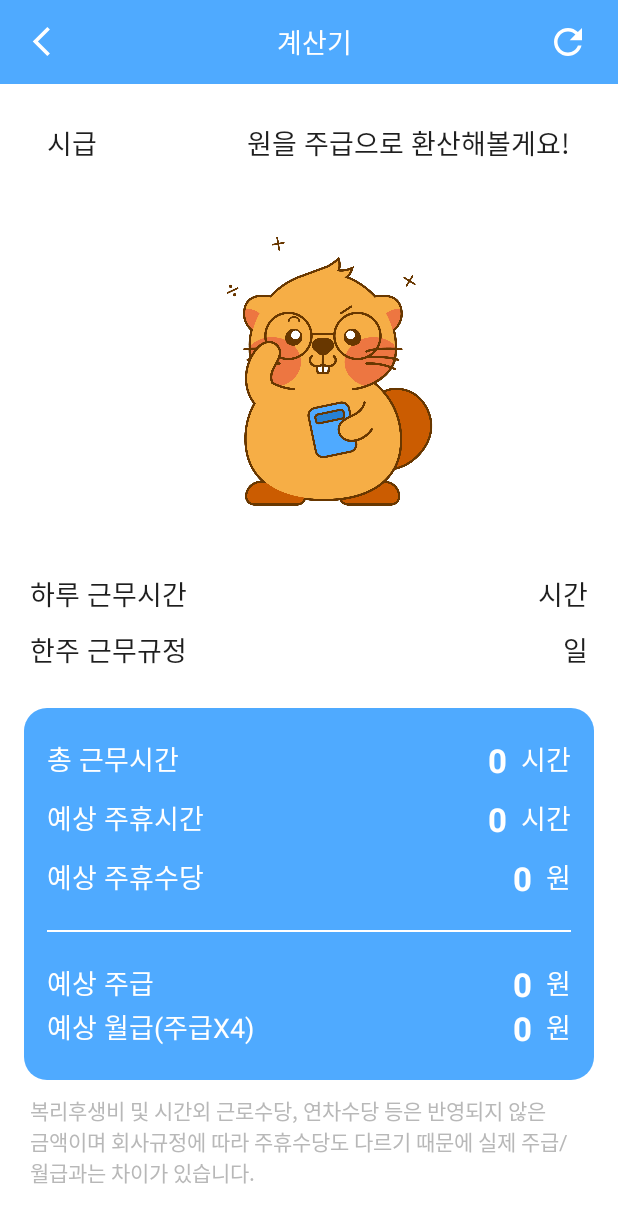
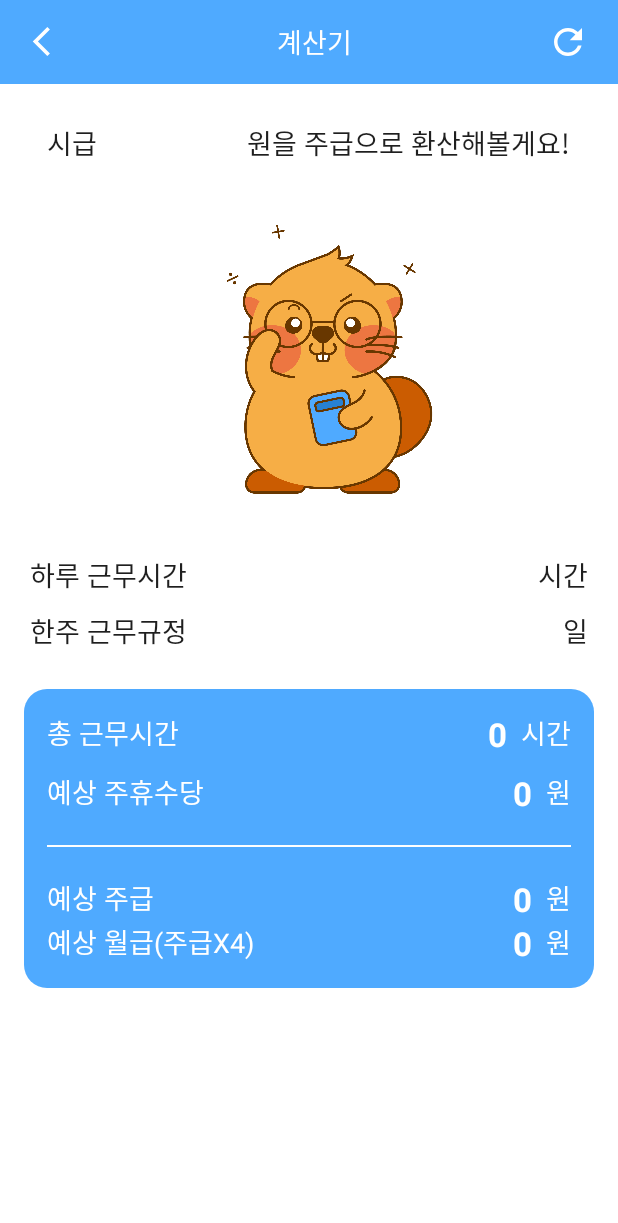
Before and after one commit to y3l512/GURUTest, an Android app: the Calculator screen opened directly, with no data from a screen before it, on a phone screen of 412 x 824 dp. Shown: the top 1223 px of the screen. Run offline under Robolectric (Android 15) with nearby library versions, the phone set to English and light mode, and no system bars.

Commit message:
계산 결과화면 수정 주휴 시간 삭제

```diff
--- a/app/src/main/res/layout/calculator.xml
+++ b/app/src/main/res/layout/calculator.xml
@@ -96,7 +96,7 @@
         android:id="@+id/imageView2"
         android:layout_width="170dp"
         android:layout_height="190dp"
-        android:layout_marginTop="43dp"
+        android:layout_marginTop="35dp"
         app:layout_constraintEnd_toEndOf="parent"
         app:layout_constraintHorizontal_bias="0.556"
         app:layout_constraintStart_toStartOf="parent"
@@ -109,7 +109,7 @@
         android:layout_height="wrap_content"
         android:layout_marginEnd="20dp"
         android:layout_marginStart="20dp"
-        android:layout_marginTop="40dp"
+        android:layout_marginTop="35dp"
         android:orientation="horizontal"
         app:layout_constraintEnd_toEndOf="parent"
         app:layout_constraintStart_toStartOf="parent"
@@ -205,8 +205,9 @@
         android:layout_width="380dp"
         android:layout_height="wrap_content"
         android:layout_marginTop="25dp"
-        android:paddingTop="20dp"
-        android:paddingBottom="20dp"
+        android:layout_marginBottom="50dp"
+        android:paddingTop="15dp"
+        android:paddingBottom="15dp"
         android:background="@drawable/calculator_result"
         android:orientation="vertical"
         android:paddingRight="15dp"
@@ -257,48 +258,6 @@
 
         </LinearLayout>
 
-
-        <LinearLayout
-            android:layout_width="wrap_content"
-            android:layout_height="wrap_content"
-            android:layout_marginTop="10dp">
-
-            <TextView
-                android:id="@+id/textView14"
-                android:layout_width="wrap_content"
-                android:layout_height="wrap_content"
-                android:layout_gravity="left"
-                android:text="예상 주휴시간"
-                android:textColor="@color/white"
-                android:textSize="18dp" />
-
-            <View
-                android:layout_width="0dp"
-                android:layout_height="0dp"
-                android:layout_weight="1" />
-
-            //예상 주휴시간
-            <TextView
-                android:id="@+id/holidayworktime"
-                android:layout_width="wrap_content"
-                android:layout_height="wrap_content"
-                android:layout_gravity="left"
-                android:text="0"
-                android:textColor="@color/white"
-                android:textSize="22dp"
-                android:textStyle="bold" />
-
-
-            <TextView
-                android:id="@+id/textView16"
-                android:layout_width="wrap_content"
-                android:layout_height="wrap_content"
-                android:layout_gravity="left"
-                android:text="  시간"
-                android:textColor="@color/white"
-                android:textSize="18dp" />
-
-        </LinearLayout>
 
         <LinearLayout
             android:layout_width="wrap_content"
@@ -433,23 +392,24 @@
 
     </LinearLayout>
 
-    //설명
-    <TextView
-        android:layout_width="match_parent"
+    <LinearLayout
+        android:layout_width="wrap_content"
         android:layout_height="wrap_content"
-        android:layout_marginEnd="20dp"
-        android:layout_marginStart="20dp"
-        android:layout_marginTop="10dp"
-        android:text="복리후생비 및 시간외 근로수당, 연차수당 등은 반영되지 않은
-    금액이며 회사규정에 따라 주휴수당도 다르기 때문에 실제 주급/
-    월급과는 차이가 있습니다."
-        android:textColor="#B8B8B8"
         app:layout_constraintEnd_toEndOf="parent"
         app:layout_constraintStart_toStartOf="parent"
-        app:layout_constraintTop_toBottomOf="@+id/linearLayout8" />
+        app:layout_constraintTop_toBottomOf="@+id/linearLayout8"
+        >
+
+        <View
+            android:layout_width="0dp"
+            android:layout_height="0dp"
+            android:layout_weight="1" />
+
+    </LinearLayout>
 
 
 
+    //설명
 
 
 </androidx.constraintlayout.widget.ConstraintLayout>
--- a/app/src/main/res/layout/calculator2.xml
+++ b/app/src/main/res/layout/calculator2.xml
@@ -83,7 +83,7 @@
         android:id="@+id/imageView2"
         android:layout_width="170dp"
         android:layout_height="190dp"
-        android:layout_marginTop="43dp"
+        android:layout_marginTop="35dp"
         app:layout_constraintEnd_toEndOf="parent"
         app:layout_constraintHorizontal_bias="0.556"
         app:layout_constraintStart_toStartOf="parent"
@@ -96,7 +96,7 @@
         android:layout_height="wrap_content"
         android:layout_marginEnd="20dp"
         android:layout_marginStart="20dp"
-        android:layout_marginTop="40dp"
+        android:layout_marginTop="35dp"
         android:orientation="horizontal"
         app:layout_constraintEnd_toEndOf="parent"
         app:layout_constraintStart_toStartOf="parent"
```
